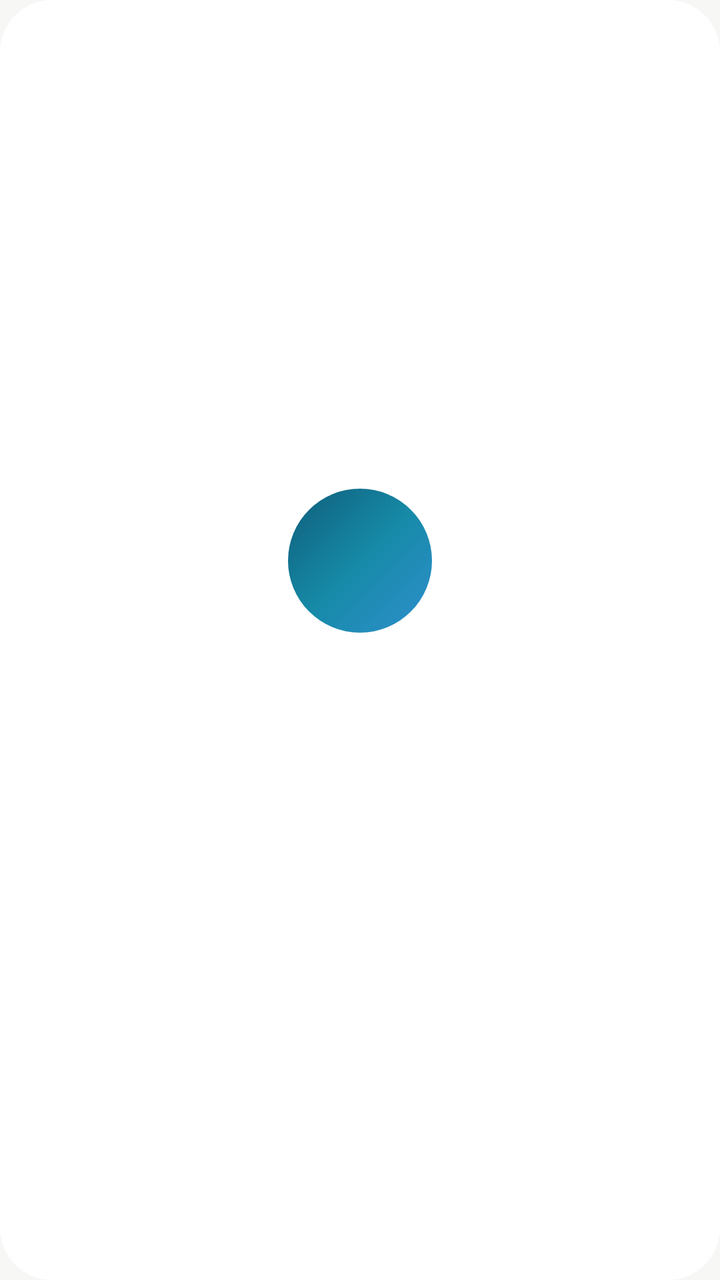
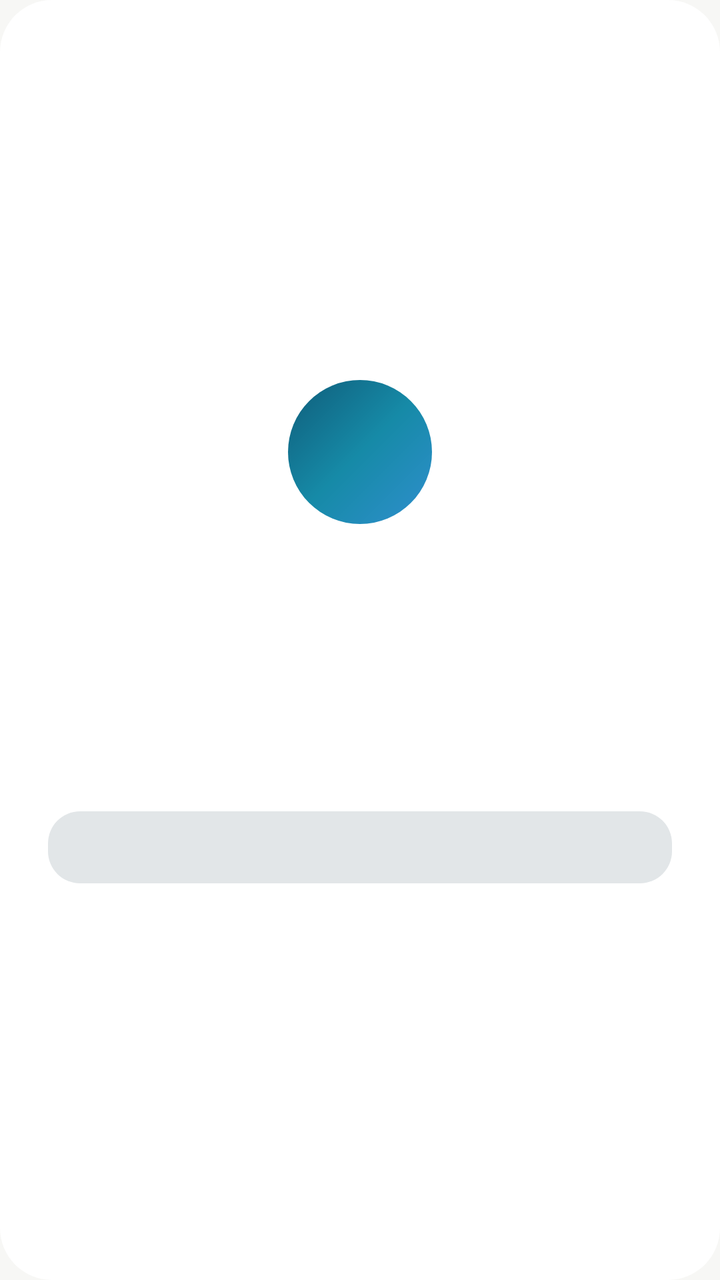

An Android layout rendered at two revisions. The XML below is the earlier revision; the diff shows what the commit changed to produce the second picture.
<!-- AndroidManifest.xml: application theme Theme.Fixd -->
<!-- res/layout/fragment_problem_tab.xml -->
<?xml version="1.0" encoding="utf-8"?>
<FrameLayout xmlns:android="http://schemas.android.com/apk/res/android"
    xmlns:app="http://schemas.android.com/apk/res-auto"
    android:layout_width="match_parent"
    android:layout_height="match_parent"
    android:background="@drawable/bg_tab_card">

    <FrameLayout
        android:id="@+id/wakeUpContainer"
        android:layout_width="match_parent"
        android:layout_height="match_parent"
        android:visibility="gone" />

    <LinearLayout
        android:id="@+id/problemContentGroup"
        android:layout_width="match_parent"
        android:layout_height="match_parent"
        android:gravity="center"
        android:orientation="vertical"
        android:paddingStart="24dp"
        android:paddingTop="18dp"
        android:paddingEnd="24dp"
        android:paddingBottom="20dp">

        <ImageView
            android:id="@+id/problemIcon"
            android:layout_width="72dp"
            android:layout_height="72dp"
            android:background="@drawable/bg_tab_badge"
            android:contentDescription="@null"
            android:importantForAccessibility="no"
            android:padding="18dp"
            app:tint="@color/white" />

        <TextView
            android:id="@+id/sectionTitle"
            android:layout_width="wrap_content"
            android:layout_height="wrap_content"
            android:layout_marginTop="18dp"
            android:textColor="@color/brand_text"
            android:textSize="24sp"
            android:textStyle="bold" />

        <TextView
            android:id="@+id/sectionSubtitle"
            android:layout_width="wrap_content"
            android:layout_height="wrap_content"
            android:layout_marginTop="8dp"
            android:gravity="center"
            android:textAlignment="center"
            android:textColor="@color/brand_text_muted"
            android:textSize="14sp" />
    </LinearLayout>
</FrameLayout>
<!-- resources referenced by this layout -->
<resources>
  <color name="brand_text">#103142</color>
  <color name="brand_text_muted">#5F7D88</color>
  <color name="white">#FFFFFFFF</color>
  <!-- drawable bg_tab_badge (drawable) -->
  <?xml version="1.0" encoding="utf-8"?>
  <shape xmlns:android="http://schemas.android.com/apk/res/android">
      <gradient
          android:angle="315"
          android:centerColor="?attr/gradientMidColor"
          android:endColor="?attr/colorSecondary"
          android:startColor="?attr/colorPrimary" />
      <corners android:radius="36dp" />
  </shape>
  <!-- drawable bg_tab_card (drawable) -->
  <?xml version="1.0" encoding="utf-8"?>
  <shape xmlns:android="http://schemas.android.com/apk/res/android">
      <solid android:color="@color/brand_card" />
      <corners android:radius="26dp" />
  </shape>
  <style name="Theme.Fixd" parent="Theme.MaterialComponents.DayNight.NoActionBar">
          <item name="colorPrimary">@color/brand_primary</item>
          <item name="colorPrimaryVariant">@color/brand_primary_dark</item>
          <item name="colorOnPrimary">@color/white</item>
          <item name="colorSecondary">@color/brand_secondary</item>
          <item name="colorSecondaryVariant">@color/brand_secondary</item>
          <item name="colorOnSecondary">@color/white</item>
          <item name="gradientMidColor">@color/brand_gradient_mid</item>
          <item name="colorSurface">@color/brand_surface</item>
          <item name="colorOnSurface">@color/brand_text</item>
          <item name="android:windowBackground">@color/brand_surface</item>
          <item name="android:statusBarColor">@color/brand_card</item>
          <item name="android:windowLightStatusBar">true</item>
          <item name="android:navigationBarColor">@color/brand_card</item>
          <item name="colorControlHighlight">@color/transparent</item>
          <item name="android:colorControlHighlight">@color/transparent</item>
          <item name="materialButtonStyle">@style/Widget.Fixd.Button</item>
          <item name="editTextStyle">@style/Widget.Fixd.TextInputEditText</item>
          <item name="textInputStyle">@style/Widget.Fixd.TextInputLayout</item>
      </style>
  <color name="brand_card">#FFFFFFFF</color>
  <color name="brand_primary">#0F5D7A</color>
  <color name="brand_primary_dark">#083C54</color>
  <color name="brand_secondary">#2F8FCE</color>
  <color name="brand_gradient_mid">#168AA7</color>
  <color name="brand_surface">#F7F7F5</color>
  <color name="transparent">#00000000</color>
  <style name="Widget.Fixd.Button" parent="Widget.MaterialComponents.Button">
          <item name="cornerRadius">16dp</item>
          <item name="android:textAllCaps">false</item>
          <item name="rippleColor">@color/transparent</item>
      </style>
  <style name="Widget.Fixd.TextInputEditText" parent="Widget.MaterialComponents.TextInputEditText.OutlinedBox">
          <item name="android:textColor">@color/brand_text</item>
          <item name="android:textColorHint">@color/brand_text_muted</item>
          <item name="android:textCursorDrawable">@null</item>
      </style>
  <style name="Widget.Fixd.TextInputLayout" parent="Widget.MaterialComponents.TextInputLayout.OutlinedBox">
          <item name="boxBackgroundColor">@color/brand_card</item>
          <item name="boxStrokeColor">@color/brand_accent</item>
          <item name="boxCornerRadiusTopStart">18dp</item>
          <item name="boxCornerRadiusTopEnd">18dp</item>
          <item name="boxCornerRadiusBottomStart">18dp</item>
          <item name="boxCornerRadiusBottomEnd">18dp</item>
          <item name="hintTextColor">@color/brand_text_muted</item>
          <item name="android:textColorHint">@color/brand_text_muted</item>
      </style>
  <color name="brand_accent">#79BFF0</color>
</resources>

<!-- the commit's change to res/layout/fragment_problem_tab.xml (unified diff, before → after) -->
@@ -50,5 +50,22 @@
             android:textAlignment="center"
             android:textColor="@color/brand_text_muted"
             android:textSize="14sp" />
+
+        <TextView
+            android:id="@+id/placeholderBody"
+            android:layout_width="match_parent"
+            android:layout_height="wrap_content"
+            android:layout_marginTop="16dp"
+            android:gravity="center"
+            android:textAlignment="center"
+            android:textColor="@color/brand_text_muted"
+            android:textSize="15sp" />
+
+        <com.google.android.material.button.MaterialButton
+            android:id="@+id/placeholderButton"
+            android:layout_width="match_parent"
+            android:layout_height="wrap_content"
+            android:layout_marginTop="24dp"
+            android:enabled="false" />
     </LinearLayout>
 </FrameLayout>
